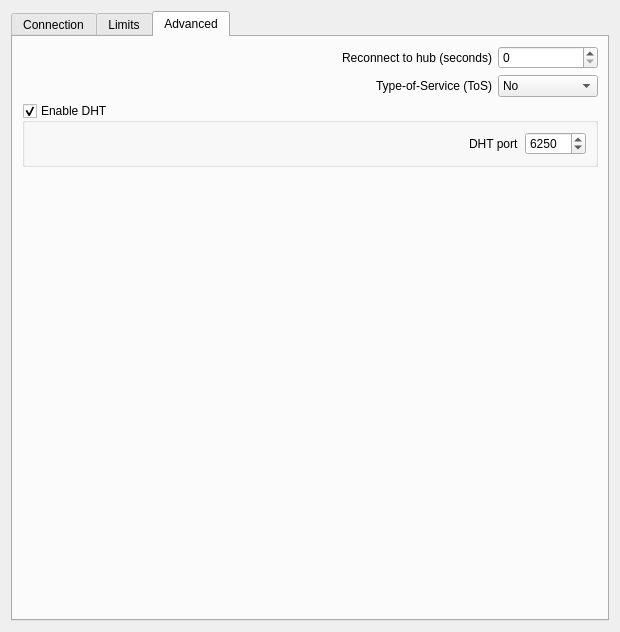
Old version of the form eiskaltdcpp-qt/ui/UISettingsConnection.ui in the repository eiskaltdcpp/eiskaltdcpp.
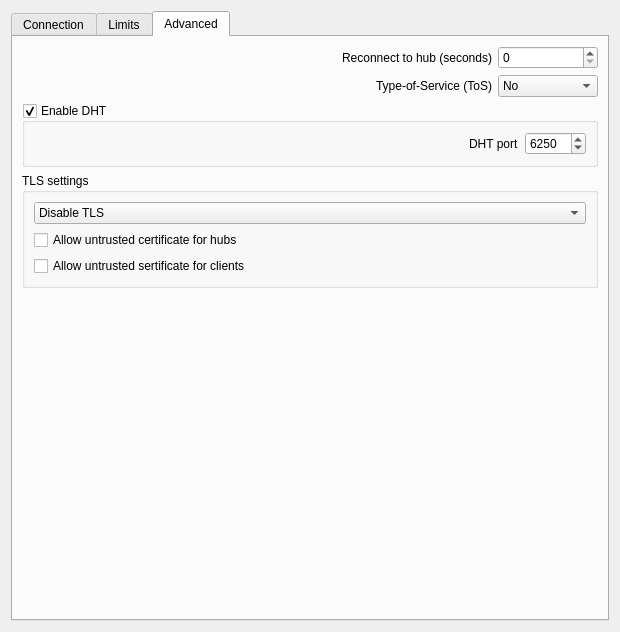
New version of the form. The open tabs and pages were chosen to show the change. Custom widgets are drawn as their Qt base class.

Commit message: add TLS options from core in gui options

```diff
--- a/eiskaltdcpp-qt/ui/UISettingsConnection.ui
+++ b/eiskaltdcpp-qt/ui/UISettingsConnection.ui
@@ -1044,6 +1044,48 @@
          </layout>
         </widget>
        </item>
+       <item>
+        <widget class="QGroupBox" name="groupBox_7">
+         <property name="title">
+          <string>TLS settings</string>
+         </property>
+         <layout class="QVBoxLayout" name="verticalLayout_6">
+          <item>
+           <widget class="QComboBox" name="comboBox_TLS">
+            <item>
+             <property name="text">
+              <string>Disable TLS</string>
+             </property>
+            </item>
+            <item>
+             <property name="text">
+              <string>Allow TLS</string>
+             </property>
+            </item>
+            <item>
+             <property name="text">
+              <string>Require TLS</string>
+             </property>
+            </item>
+           </widget>
+          </item>
+          <item>
+           <widget class="QCheckBox" name="checkBox_UNTRUSTED_HUBS">
+            <property name="text">
+             <string>Allow untrusted certificate for hubs</string>
+            </property>
+           </widget>
+          </item>
+          <item>
+           <widget class="QCheckBox" name="checkBox_UNTRUSTED_CLIENTS">
+            <property name="text">
+             <string>Allow untrusted sertificate for clients</string>
+            </property>
+           </widget>
+          </item>
+         </layout>
+        </widget>
+       </item>
        <item>
         <spacer name="verticalSpacer_3">
          <property name="orientation">
```
The commit also changes 2 other files.
